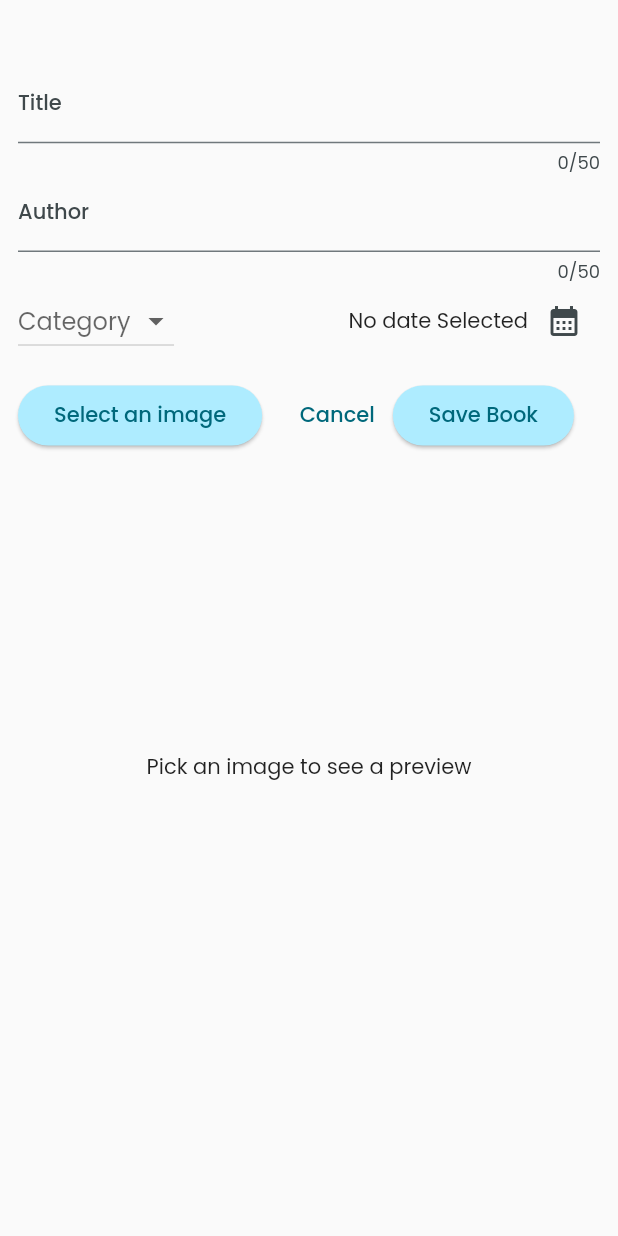
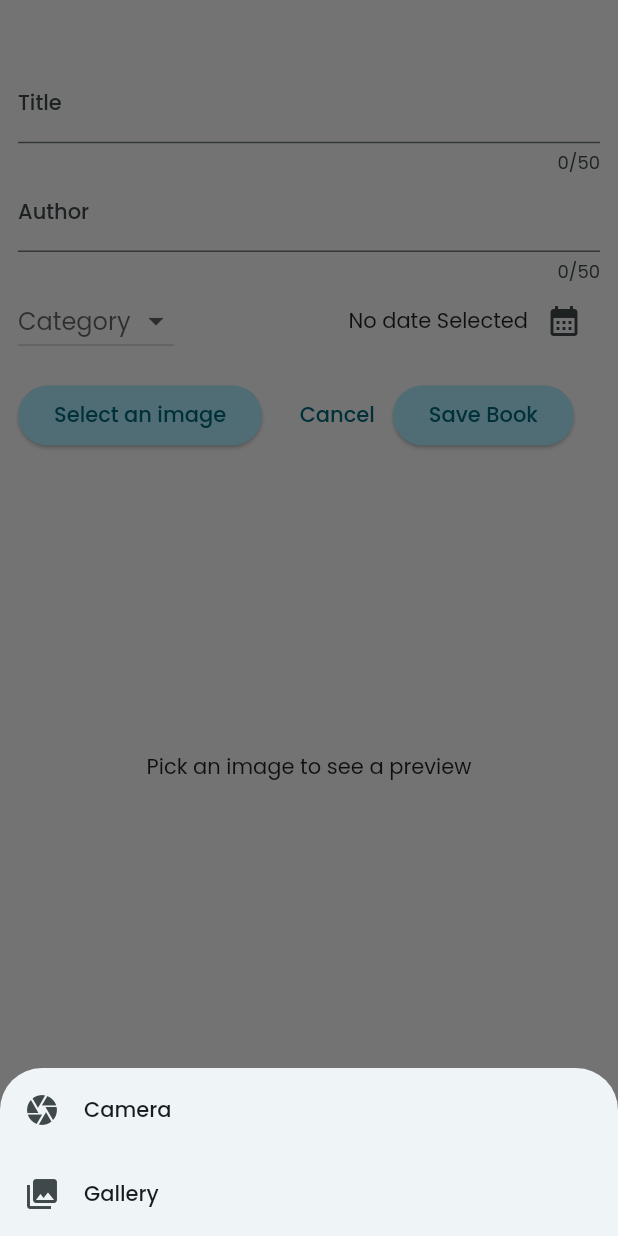
Before and after one commit to ilhanaquib/booku, a Flutter app: the AddBook widget shown alone on an empty page, opened directly with empty values, after a tap on "Select an image", on a phone screen of 412 x 824 dp. Run offline on Flutter 3.47's test engine with Material 2 defaults, Android fonts, the light colour scheme and no system bars; our stand-ins replace cached_network_image, cloud_firestore, firebase_auth, firebase_core, firebase_storage, google_fonts and 3 more; missing offline and left inert: purchases_flutter; accounts and stored records are empty; network calls fail.

Commit message:
added a feature to use camera for picking images

```diff
--- a/lib/pages/add_book.dart
+++ b/lib/pages/add_book.dart
@@ -41,15 +41,49 @@ class _AddBookState extends State<AddBook> {
 
   Future<void> pickImage() async {
     try {
-      final image = await ImagePicker().pickImage(source: ImageSource.gallery);
-      if (image == null) return;
-      final imagePath = image.path;
-      setState(() {
-        _pickedImage = imagePath;
-      });
+      // Show the modal bottom sheet with options
+      showModalBottomSheet(
+        context: context,
+        builder: (BuildContext context) {
+          return SafeArea(
+            child: Column(
+              mainAxisSize: MainAxisSize.min,
+              children: <Widget>[
+                ListTile(
+                  leading: Icon(Icons.camera),
+                  title: Text('Camera'),
+                  onTap: () {
+                    Navigator.pop(context); // Close the bottom sheet
+                    _getImage(ImageSource
+                        .camera); // Call _getImage with ImageSource.camera
+                  },
+                ),
+                ListTile(
+                  leading: Icon(Icons.photo_library),
+                  title: Text('Gallery'),
+                  onTap: () {
+                    Navigator.pop(context); // Close the bottom sheet
+                    _getImage(ImageSource
+                        .gallery); // Call _getImage with ImageSource.gallery
+                  },
+                ),
+              ],
+            ),
+          );
+        },
+      );
     } catch (e) {
       Text(e.toString());
     }
+  }
+
+  Future<void> _getImage(ImageSource source) async {
+    final image = await ImagePicker().pickImage(source: source);
+    if (image == null) return;
+    final imagePath = image.path;
+    setState(() {
+      _pickedImage = imagePath;
+    });
   }
 
   void _submitBookData() async {
```
Also changed, not shown: lib/pages/books_page.dart (+7 -0 lines), lib/pages/edit_book.dart (+40 -6 lines), lib/payment/purchases.dart (+19 -0 lines).
